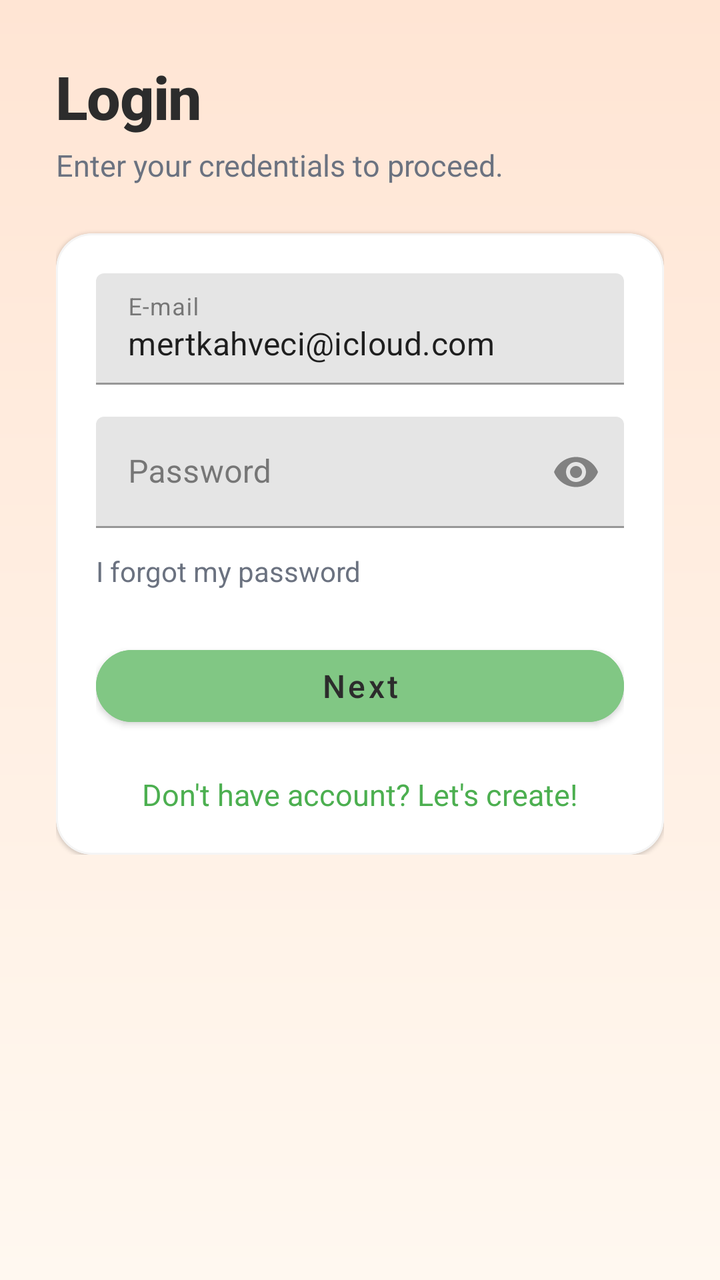
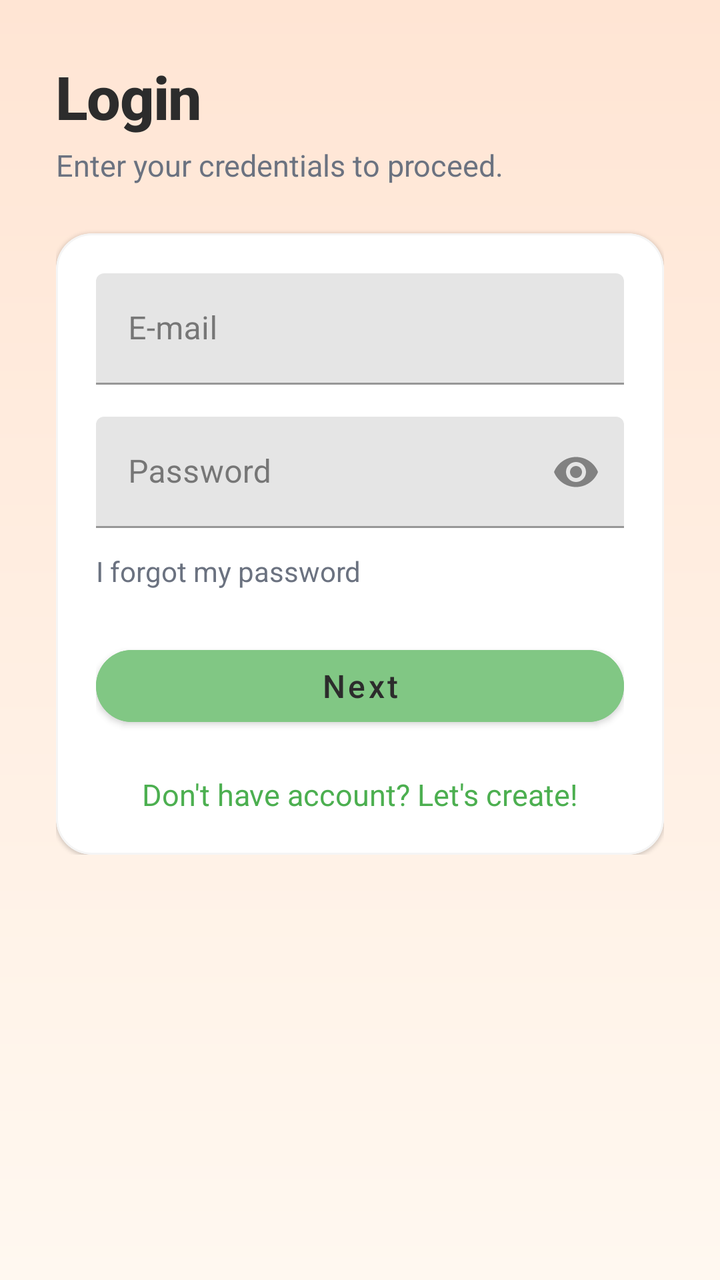

Screens rendered from an Android XML layout before and after an edit, with the pre-edit source and the edit as a unified diff.
<!-- AndroidManifest.xml: application theme Theme.Group4mco -->
<!-- res/layout/activity_login.xml -->
<?xml version="1.0" encoding="utf-8"?>
<ScrollView xmlns:android="http://schemas.android.com/apk/res/android"
    xmlns:app="http://schemas.android.com/apk/res-auto"
    android:layout_width="match_parent"
    android:layout_height="match_parent"
    android:background="@drawable/bg_app_gradient">

    <LinearLayout
        android:layout_width="match_parent"
        android:layout_height="wrap_content"
        android:orientation="vertical"
        android:padding="28dp">

        <TextView
            android:layout_width="wrap_content"
            android:layout_height="wrap_content"
            android:text="Login"
            android:textAppearance="@style/TextAppearance.Consistify.Headline"
            android:textColor="@color/color_on_surface"
            android:textSize="30sp" />

        <TextView
            android:layout_width="wrap_content"
            android:layout_height="wrap_content"
            android:layout_marginTop="4dp"
            android:text="Enter your credentials to proceed."
            android:textAppearance="@style/TextAppearance.Consistify.BodySecondary"
            android:textColor="@color/color_on_surface_secondary"
            android:textSize="15sp" />

        <com.google.android.material.card.MaterialCardView
            android:layout_width="match_parent"
            android:layout_height="wrap_content"
            android:layout_marginTop="24dp"
            app:cardBackgroundColor="@color/color_surface"
            app:cardCornerRadius="@dimen/card_corner_radius"
            app:strokeColor="@color/color_surface_alt"
            app:strokeWidth="1dp">

            <LinearLayout
                android:layout_width="match_parent"
                android:layout_height="wrap_content"
                android:orientation="vertical"
                android:padding="@dimen/card_padding">

                <com.google.android.material.textfield.TextInputLayout
                    android:layout_width="match_parent"
                    android:layout_height="wrap_content"
                    android:hint="E-mail"
                    app:boxBackgroundMode="filled">

                    <com.google.android.material.textfield.TextInputEditText
                        android:id="@+id/emailInput"
                        android:layout_width="match_parent"
                        android:layout_height="wrap_content"
                        android:inputType="textEmailAddress"
                        android:text="mertkahveci@icloud.com" />

                </com.google.android.material.textfield.TextInputLayout>

                <com.google.android.material.textfield.TextInputLayout
                    android:layout_width="match_parent"
                    android:layout_height="wrap_content"
                    android:layout_marginTop="16dp"
                    android:hint="Password"
                    app:boxBackgroundMode="filled"
                    app:endIconMode="password_toggle">

                    <com.google.android.material.textfield.TextInputEditText
                        android:id="@+id/passwordInput"
                        android:layout_width="match_parent"
                        android:layout_height="wrap_content"
                        android:inputType="textPassword" />

                </com.google.android.material.textfield.TextInputLayout>

                <TextView
                    android:layout_width="wrap_content"
                    android:layout_height="wrap_content"
                    android:layout_marginTop="12dp"
                    android:text="I forgot my password"
                    android:textColor="@color/color_on_surface_secondary"
                    android:textSize="14sp" />

                <com.google.android.material.button.MaterialButton
                    android:id="@+id/loginBtn"
                    style="@style/Widget.MaterialComponents.Button"
                    android:layout_width="match_parent"
                    android:layout_height="wrap_content"
                    android:layout_marginTop="24dp"
                    android:backgroundTint="@color/onboarding_light_green"
                    android:text="Next"
                    android:textAllCaps="false"
                    android:textColor="@color/color_on_surface"
                    android:textSize="16sp"
                    app:cornerRadius="24dp" />

                <TextView
                    android:id="@+id/toRegister"
                    android:layout_width="wrap_content"
                    android:layout_height="wrap_content"
                    android:layout_gravity="center_horizontal"
                    android:layout_marginTop="20dp"
                    android:text="Don't have account? Let's create!"
                    android:textColor="@color/color_primary"
                    android:textSize="15sp" />

            </LinearLayout>
        </com.google.android.material.card.MaterialCardView>

    </LinearLayout>
</ScrollView>
<!-- resources referenced by this layout -->
<resources>
  <color name="color_on_surface">#2C2C2C</color>
  <color name="color_on_surface_secondary">#6B7280</color>
  <color name="color_primary">#4CAF50</color>
  <color name="color_surface">#FFFFFF</color>
  <color name="color_surface_alt">#F5F5F5</color>
  <color name="onboarding_light_green">#81C784</color>
  <dimen name="card_corner_radius">18dp</dimen>
  <dimen name="card_padding">20dp</dimen>
  <!-- drawable bg_app_gradient (drawable) -->
  <?xml version="1.0" encoding="utf-8"?>
  <shape xmlns:android="http://schemas.android.com/apk/res/android">
      <gradient
          android:startColor="@color/gradient_start"
          android:endColor="@color/gradient_end"
          android:angle="270" />
  </shape>
  <style name="TextAppearance.Consistify.BodySecondary">
          <item name="android:fontFamily">@string/font_family_body</item>
          <item name="android:textSize">14sp</item>
          <item name="android:textColor">@color/color_on_surface_secondary</item>
      </style>
  <style name="TextAppearance.Consistify.Headline">
          <item name="android:fontFamily">@string/font_family_heading</item>
          <item name="android:textSize">28sp</item>
          <item name="android:textColor">@color/color_on_surface</item>
          <item name="android:textStyle">bold</item>
          <item name="android:letterSpacing">-0.02</item>
      </style>
  <style name="Theme.Group4mco" parent="Theme.MaterialComponents.DayNight.NoActionBar">
          <item name="colorPrimary">@color/color_primary</item>
          <item name="colorPrimaryVariant">@color/color_primary_dark</item>
          <item name="colorSecondary">@color/color_secondary</item>
          <item name="android:colorBackground">@color/color_background</item>
          <item name="colorOnPrimary">@color/color_on_primary</item>
          <item name="colorOnSecondary">@color/color_surface</item>
          <item name="colorOnBackground">@color/color_on_surface</item>
          <item name="colorOnSurface">@color/color_on_surface</item>
          <item name="android:statusBarColor">@android:color/transparent</item>
          <item name="android:navigationBarColor">@android:color/white</item>
          <item name="android:windowLightStatusBar">true</item>
      </style>
  <color name="gradient_start">#FFE5D4</color>
  <color name="gradient_end">#FFF8F0</color>
  <string name="font_family_body">sans-serif</string>
  <string name="font_family_heading">sans-serif-medium</string>
  <color name="color_primary_dark">#388E3C</color>
  <color name="color_secondary">#FF8E72</color>
  <color name="color_background">#FFF8F0</color>
  <color name="color_on_primary">#FFFFFF</color>
</resources>

<!-- the commit's change to res/layout/activity_login.xml (unified diff, before → after) -->
@@ -53,8 +53,7 @@
                         android:id="@+id/emailInput"
                         android:layout_width="match_parent"
                         android:layout_height="wrap_content"
-                        android:inputType="textEmailAddress"
-                        android:text="mertkahveci@icloud.com" />
+                        android:inputType="textEmailAddress" />
 
                 </com.google.android.material.textfield.TextInputLayout>
 
